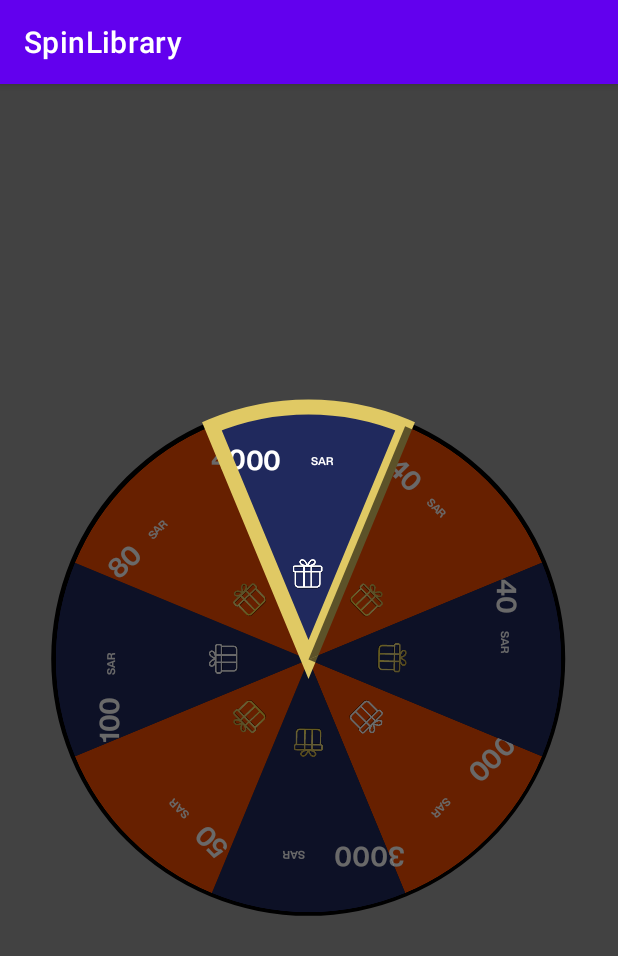
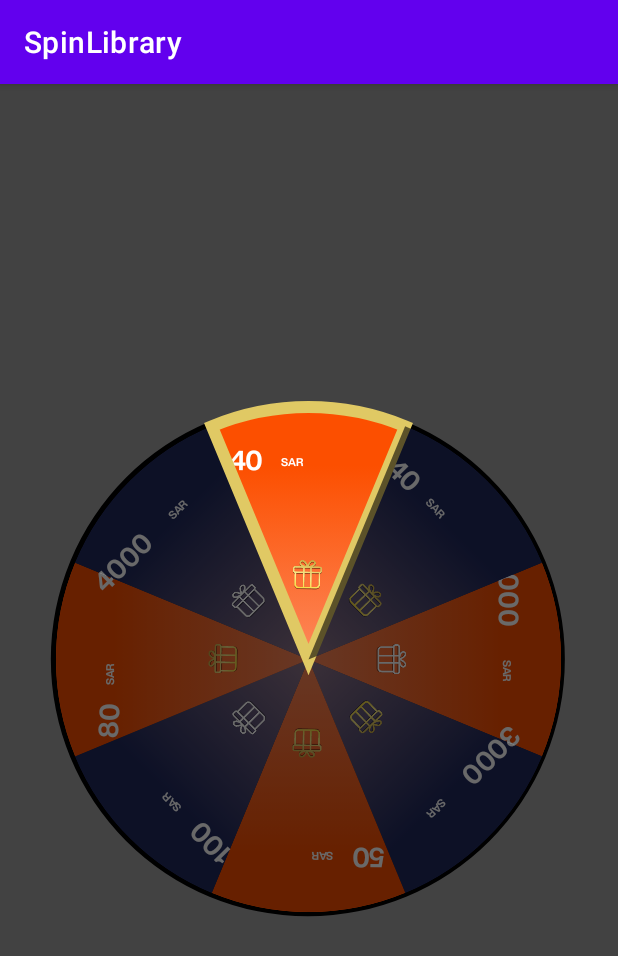
Before and after one commit to Sha489/SpinLibrary, an Android app: the screen it shows after launch (MainActivity), on a phone screen of 412 x 824 dp. Shown: the top 956 px of the screen. Run offline under Robolectric (Android 15) with nearby library versions, the phone set to English and light mode, and no system bars.

Commit message:
Changes in design and gradient in tiqmo

```diff
--- a/app/src/main/java/com/app/spinlibrary/MainActivity.kt
+++ b/app/src/main/java/com/app/spinlibrary/MainActivity.kt
@@ -21,14 +21,14 @@ class MainActivity : AppCompatActivity() {
     fun setData() {
         luckyItems = ArrayList<LuckyItem>()
 
-        luckyItems?.add(LuckyItem("1000", ContextCompat.getColor(applicationContext, R.color.orange_color), ContextCompat.getColor(applicationContext, android.R.color.white),false, R.drawable.gift_white))
-        luckyItems?.add(LuckyItem("3000", ContextCompat.getColor(applicationContext, R.color.blue_color), ContextCompat.getColor(applicationContext, android.R.color.white),false, R.drawable.gift_gold))
-        luckyItems?.add(LuckyItem("50", ContextCompat.getColor(applicationContext, R.color.orange_color),ContextCompat.getColor(applicationContext, android.R.color.white),false, R.drawable.gift_gold))
-        luckyItems?.add(LuckyItem("100", ContextCompat.getColor(applicationContext, R.color.blue_color), ContextCompat.getColor(applicationContext, android.R.color.white),false, R.drawable.gift_white))
-        luckyItems?.add(LuckyItem("80", ContextCompat.getColor(applicationContext, R.color.orange_color), ContextCompat.getColor(applicationContext, android.R.color.white),false, R.drawable.gift_gold))
-        luckyItems?.add(LuckyItem("4000", ContextCompat.getColor(applicationContext, R.color.blue_color), ContextCompat.getColor(applicationContext, android.R.color.white),false, R.drawable.gift_white))
-        luckyItems?.add(LuckyItem("40", ContextCompat.getColor(applicationContext, R.color.orange_color), ContextCompat.getColor(applicationContext, android.R.color.white),false, R.drawable.gift_gold))
-        luckyItems?.add(LuckyItem("40", ContextCompat.getColor(applicationContext, R.color.blue_color), ContextCompat.getColor(applicationContext, android.R.color.white),false, R.drawable.gift_gold))
+        luckyItems?.add(LuckyItem("1000", "SAR", ContextCompat.getColor(applicationContext, R.color.spin_orange_light), ContextCompat.getColor(applicationContext, R.color.spin_orange), ContextCompat.getColor(applicationContext, android.R.color.white),false, R.drawable.gift_white))
+        luckyItems?.add(LuckyItem("3000", "SAR", ContextCompat.getColor(applicationContext, R.color.spin_blue_light),ContextCompat.getColor(applicationContext, R.color.spin_blue), ContextCompat.getColor(applicationContext, android.R.color.white),false, R.drawable.gift_gold))
+        luckyItems?.add(LuckyItem("50", "SAR", ContextCompat.getColor(applicationContext, R.color.spin_orange_light),ContextCompat.getColor(applicationContext, R.color.spin_orange),ContextCompat.getColor(applicationContext, android.R.color.white),false, R.drawable.gift_gold))
+        luckyItems?.add(LuckyItem("100", "SAR", ContextCompat.getColor(applicationContext, R.color.spin_blue_light), ContextCompat.getColor(applicationContext, R.color.spin_blue), ContextCompat.getColor(applicationContext, android.R.color.white),false, R.drawable.gift_white))
+        luckyItems?.add(LuckyItem("80", "SAR", ContextCompat.getColor(applicationContext, R.color.spin_orange_light), ContextCompat.getColor(applicationContext, R.color.spin_orange), ContextCompat.getColor(applicationContext, android.R.color.white),false, R.drawable.gift_gold))
+        luckyItems?.add(LuckyItem("4000", "SAR", ContextCompat.getColor(applicationContext, R.color.spin_blue_light), ContextCompat.getColor(applicationContext, R.color.spin_blue), ContextCompat.getColor(applicationContext, android.R.color.white),false, R.drawable.gift_white))
+        luckyItems?.add(LuckyItem("40", "SAR", ContextCompat.getColor(applicationContext, R.color.spin_orange_light), ContextCompat.getColor(applicationContext, R.color.spin_orange), ContextCompat.getColor(applicationContext, android.R.color.white),false, R.drawable.gift_gold))
+        luckyItems?.add(LuckyItem("40", "SAR", ContextCompat.getColor(applicationContext, R.color.spin_blue_light), ContextCompat.getColor(applicationContext, R.color.spin_blue), ContextCompat.getColor(applicationContext, android.R.color.white),false, R.drawable.gift_gold))
 
 
 //        luckyItems?.add(LuckyItem("4000", ContextCompat.getColor(applicationContext, android.R.color.darker_gray), ContextCompat.getColor(applicationContext, android.R.color.holo_purple),true))
@@ -52,8 +52,9 @@ class MainActivity : AppCompatActivity() {
         luckyWheelView?.setData(luckyItems)
         luckyWheelView?.setTouchEnabled(false)
         luckyWheelView?.setBorderWidth(0)
+        luckyWheelView?.setBorderColor(ContextCompat.getColor(applicationContext, R.color.white))
         luckyWheelView?.setLuckyWheelBackgrouldColor(ContextCompat.getColor(applicationContext, R.color.black))
-        luckyWheelView?.startLuckyWheelWithTargetIndex(5)
+        luckyWheelView?.startLuckyWheelWithTargetIndex(6)
 
         luckyWheelView?.setLuckyRoundItemSelectedListener {
 
--- a/app/src/main/res/values/colors.xml
+++ b/app/src/main/res/values/colors.xml
@@ -8,6 +8,10 @@
     <color name="black">#FF000000</color>
     <color name="white">#FFFFFFFF</color>
     <color name="overlay_color">#1A000000</color>
-    <color name="orange_color">#FC4F00</color>
-    <color name="blue_color">#20295D</color>
+
+    <color name="spin_orange_light">#FEC1B6</color>
+    <color name="spin_orange">#FC4F00</color>
+
+    <color name="spin_blue">#20295D</color>
+    <color name="spin_blue_light">#FEC1B6</color>
 </resources>
--- a/library/src/main/java/rubikstudio/library/PielView.java
+++ b/library/src/main/java/rubikstudio/library/PielView.java
@@ -10,11 +10,14 @@ import android.graphics.Bitmap;
 import android.graphics.BitmapFactory;
 import android.graphics.Canvas;
 import android.graphics.Color;
+import android.graphics.LinearGradient;
 import android.graphics.Paint;
 import android.graphics.Path;
 import android.graphics.PorterDuff;
 import android.graphics.Rect;
 import android.graphics.RectF;
+import android.graphics.Shader;
+import android.graphics.SweepGradient;
 import android.graphics.Typeface;
 import android.graphics.drawable.Drawable;
 import android.os.Build;
@@ -205,10 +208,30 @@ public class PielView extends View {
 
         for (int i = 0; i < mLuckyItemList.size(); i++) {
 
-            if (mLuckyItemList.get(i).color != 0) {
+            float startAngle = tmpAngle;
+            float endAngle = tmpAngle + sweepAngle;
+
+            float gradientStartAngle = startAngle + 90;
+            float gradientEndAngle = endAngle + 90;
+
+            float startX = mCenter + (float) Math.cos(Math.toRadians(gradientStartAngle)) * mRadius;
+            float startY = mCenter + (float) Math.sin(Math.toRadians(gradientStartAngle)) * mRadius;
+            float endX = mCenter + (float) Math.cos(Math.toRadians(gradientEndAngle)) * mRadius;
+            float endY = mCenter + (float) Math.sin(Math.toRadians(gradientEndAngle)) * mRadius;
+
+            Shader sliceGradient = new LinearGradient(
+                    startX, startY, endX, endY,
+                    new int[]{mLuckyItemList.get(i).gradientColor2, mLuckyItemList.get(i).gradientColor1},
+                    null,
+                    Shader.TileMode.CLAMP
+            );
+
+            if (mLuckyItemList.get(i).gradientColor1 != 0) {
                 mArcPaint.setStyle(Paint.Style.FILL);
-                mArcPaint.setColor(mLuckyItemList.get(i).color);
+                mArcPaint.setShader(sliceGradient);
                 canvas.drawArc(mRange, tmpAngle, sweepAngle, true, mArcPaint);
+
+                mArcPaint.setShader(null);
             }
 
             if (borderColor != 0 && mEdgeWidth > 0) {
@@ -258,7 +281,7 @@ public class PielView extends View {
 
             if (targetIndex != i) {
 
-                if (mLuckyItemList.get(i).color != 0) {
+                if (mLuckyItemList.get(i).gradientColor1 != 0) {
                     Paint overlayPaint = new Paint();
                     overlayPaint.setColor(ContextCompat.getColor(getContext(), android.R.color.black));
                     overlayPaint.setAlpha(150);
@@ -269,7 +292,7 @@ public class PielView extends View {
             } else {
                 mArcPaint.setStyle(Paint.Style.STROKE);
                 mArcPaint.setColor(Color.parseColor("#e0c964"));
-                mArcPaint.setStrokeWidth(15);
+                mArcPaint.setStrokeWidth(12);
                 canvas.drawArc(mRange, tmpAngle, sweepAngle, true, mArcPaint);
                 tmpAngle += sweepAngle;
             }
--- a/library/src/main/java/rubikstudio/library/model/LuckyItem.java
+++ b/library/src/main/java/rubikstudio/library/model/LuckyItem.java
@@ -7,14 +7,20 @@ package rubikstudio.library.model;
 public class LuckyItem {
     public String topText;
     public String secondaryText;
+    public String currency;
     public int secondaryTextOrientation;
     public int icon;
     public int color;
     public int textColor;
     public boolean topReward;
 
-    public LuckyItem(String secondaryText, int color, int textColor, boolean topReward, int icon) {
-        this.color = color;
+    public int gradientColor1;
+    public int gradientColor2;
+
+    public LuckyItem(String secondaryText, String currency, int gradientColor1, int gradientColor2, int textColor, boolean topReward, int icon) {
+        this.gradientColor1 = gradientColor1;
+        this.gradientColor2 = gradientColor2;
+        this.currency = currency;
         this.secondaryText = secondaryText;
         this.textColor = textColor;
         this.topReward = topReward;
```
